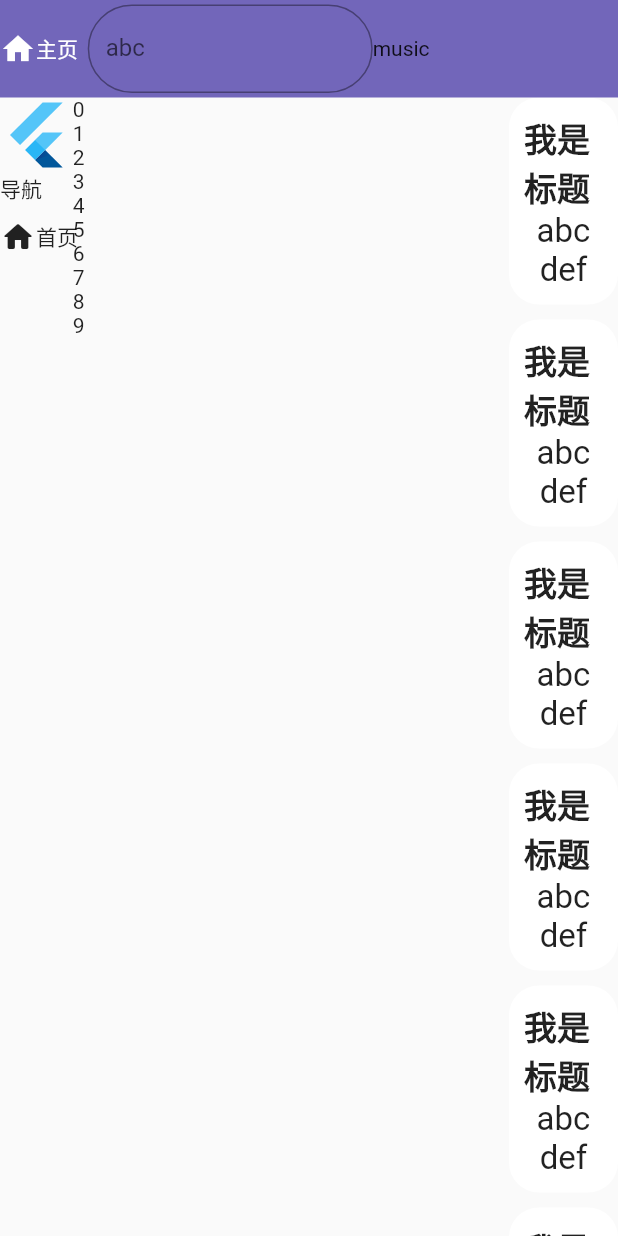
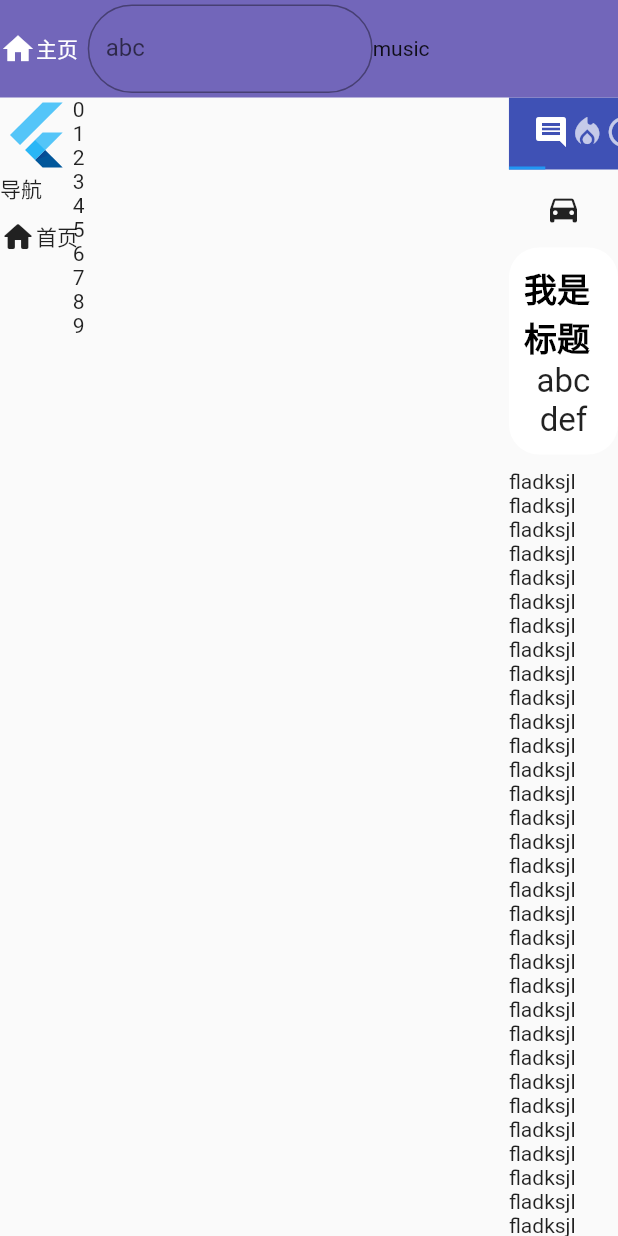
Before and after one commit to kuro7766/BlogProject, a Flutter app: the screen it shows after launch, on a phone screen of 412 x 824 dp. Run offline on Flutter 3.47's test engine with Material 2 defaults, Android fonts, the phone set to English and light mode, and no system bars; our stand-ins replace chewie, flutter_highlight, scrollable_positioned_list, video_player; missing offline and left inert: dart:html, highlight, markdown; Roboto replaces fonts that are missing (Dengxian).

Commit message:
float box

```diff
--- a/lib/main.dart
+++ b/lib/main.dart
@@ -4,7 +4,6 @@ import 'package:blog_project/util/debug.dart';
 import 'package:blog_project/util/user_config.dart';
 import 'package:flutter/material.dart';
 void main() {
-  Debug.configuration(minimalLevel: 7);
   runApp(MyApp());
 }
 class MyApp extends StatelessWidget {
--- a/lib/routes/welcome/md_page.dart
+++ b/lib/routes/welcome/md_page.dart
@@ -167,12 +167,13 @@ class _MainPageState extends State<MainPage>
   Widget buildCombineList() {
     return NotificationListener(
       onNotification: (t) {
-        if (t is ScrollUpdateNotification) {
+        if (t is ScrollUpdateNotification && t.depth==0) {
           if (t.scrollDelta > 0) {
             controller.reverse();
           } else {
             controller.forward();
           }
+          Debug.log(5, t);
           Debug.log(5, t.scrollDelta);
         }
         return false;
--- a/lib/state/right_page_list.dart
+++ b/lib/state/right_page_list.dart
@@ -1,19 +1,61 @@
 import 'package:blog_project/routes/welcome/right_list_view.dart';
 import 'package:blog_project/widgets/only/inner_layer.dart';
 import 'package:blog_project/widgets/only/title_list_card.dart';
+import 'package:blog_project/widgets/reusable/float_box_widget.dart';
 import 'package:flutter/cupertino.dart';
+import 'package:flutter/material.dart';
 
-class RightList extends State<InnerLayerContainer>{
+class RightList extends State<InnerLayerContainer> {
   @override
   Widget build(BuildContext context) {
-    return InnerLayer(left: ListView.builder(shrinkWrap: true,itemCount: 10,itemBuilder: (c,i){
-      return Text('$i');
-    }),right: ListView.builder(shrinkWrap: true,itemCount: 10,itemBuilder: (c,i){
-      return TitleListCard(title: '我是标题',list: [
-        'abc',
-        'def'
-      ],);
-    }),);
+    return InnerLayer(
+      left: ListView.builder(
+          shrinkWrap: true,
+          itemCount: 10,
+          itemBuilder: (c, i) {
+            return Text('$i');
+          }),
+      right: ListView(
+          shrinkWrap: true,
+          children: [
+            SizedBox(
+              height: 100,
+              child: DefaultTabController(
+                  length: 3,
+                  child: Column(
+                    children: <Widget>[
+                      Container(
+                        constraints: BoxConstraints(maxHeight: 70.0),
+                        child: Material(
+                          color: Colors.indigo,
+                          child: TabBar(
+                            tabs: [
+                              Tab(icon: Icon(Icons.comment)),
+                              Tab(icon: Icon(Icons.local_fire_department)),
+                              Tab(icon: Icon(Icons.access_time)),
+                            ],
+                          ),
+                        ),
+                      ),
+                      Expanded(
+                        child: TabBarView(
+                          children: [
+                            Icon(Icons.directions_car),
+                            Icon(Icons.directions_transit),
+                            Icon(Icons.directions_bike),
+                          ],
+                        ),
+                      ),
+                    ],
+                  ),),
+            ),
+            FloatBoxWidget(
+              child: TitleListCard(
+                title: '我是标题',
+                list: ['abc', 'def'],
+              ),
+            )
+          ]..addAll(List.generate(100, (index) => Text('fladksjl')))),
+    );
   }
-
 }
--- a/lib/util/debug.dart
+++ b/lib/util/debug.dart
@@ -1,8 +1,14 @@
 
 class Debug {
-  static int minimalLevel=-1;
-
+  static int minimalLevel=7;
+  static int only=5;
   static void log(int level, s) {
+    if(only>0){
+      if(level==only){
+        print('$s');
+        return;
+      }
+    }
     if (level >= minimalLevel) print('$s');
   }
 
--- a/lib/widgets/only/titile_widget.dart
+++ b/lib/widgets/only/titile_widget.dart
@@ -24,6 +24,7 @@ class TitleCard extends StatelessWidget {
                   title,
                   style: TextStyle(
                       fontWeight: FontWeight.bold,
+                      color: Colors.black,
                       fontSize: Const.normalTextSize),
                 ),
               ),
--- a/lib/widgets/only/title_list_card.dart
+++ b/lib/widgets/only/title_list_card.dart
@@ -22,10 +22,18 @@ class TitleListCard extends StatelessWidget {
                 alignment: Alignment.centerLeft,
                 child: Text(
                   title,
-                  style: TextStyle(fontWeight: FontWeight.bold,fontSize: Const.normalTextSize),
+                  style: TextStyle(
+                      fontWeight: FontWeight.bold,                      color: Colors.black,
+
+                      fontSize: Const.normalTextSize),
                 ),
               )
-            ]..addAll(List.generate(list.length, (index) => Text(list[index],style: TextStyle(fontSize: Const.normalTextSize),))),
+            ]..addAll(List.generate(
+                list.length,
+                (index) => Text(
+                      list[index],
+                      style: TextStyle(fontSize: Const.normalTextSize),
+                    ))),
           ),
         ),
         SizedBox(
--- /dev/null
+++ b/lib/widgets/reusable/float_box_widget.dart
@@ -0,0 +1,58 @@
+import 'package:flutter/cupertino.dart';
+import 'package:flutter/material.dart';
+import 'dart:math';
+
+class FloatBoxWidget extends StatefulWidget {
+  final Widget child;
+  final double scale;
+  FloatBoxWidget({this.child,this.scale});
+
+  @override
+  _FloatBoxWidgetState createState() => _FloatBoxWidgetState();
+}
+
+class _FloatBoxWidgetState extends State<FloatBoxWidget> with SingleTickerProviderStateMixin {
+  AnimationController _controller;
+
+  @override
+  void initState() {
+    super.initState();
+    _controller = AnimationController(
+      duration: const Duration(milliseconds: 50),
+      vsync: this,
+    );
+    // ..repeat();
+  }
+
+  @override
+  void dispose() {
+    _controller.dispose();
+    super.dispose();
+  }
+
+  @override
+  Widget build(BuildContext context) {
+    return MouseRegion(
+      onEnter: (x) {
+        // print('e');
+        _controller.forward();
+      },
+      onExit: (x) {
+        _controller.reset();
+      },
+      child: AnimatedBuilder(
+        animation: _controller,
+        child:widget.child,
+        builder: (BuildContext context, Widget child) {
+          // return Card(child: Text('${_controller.value}'));
+          // print(_controller.value);
+          return Transform.scale(scale: _controller.value*(widget.scale??0.3)+1,child: child,);
+          // return Transform.translate(
+          //   offset: Offset(0, _controller.value * 8),
+          //   child: child,
+          // );
+        },
+      ),
+    );
+  }
+}
```
